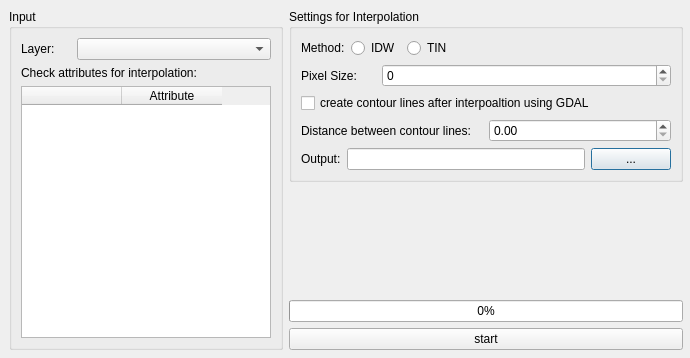
Above: src/BatchInterpolation/batch-interpolation_dialog_base.ui from jagodki/Batch-Interpolation before the change. Below: the same form after it.
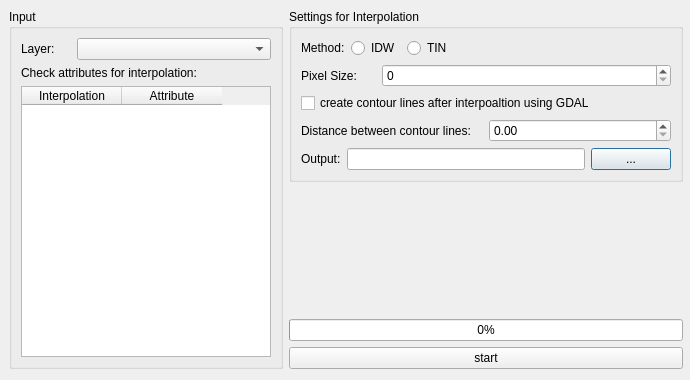
That is the form after the change.

Commit message: name the elements of the GUI

```diff
--- a/src/BatchInterpolation/batch-interpolation_dialog_base.ui
+++ b/src/BatchInterpolation/batch-interpolation_dialog_base.ui
@@ -7,7 +7,7 @@
     <x>0</x>
     <y>0</y>
     <width>690</width>
-    <height>358</height>
+    <height>380</height>
    </rect>
   </property>
   <property name="windowTitle">
@@ -19,7 +19,7 @@
      <x>9</x>
      <y>9</y>
      <width>674</width>
-     <height>341</height>
+     <height>360</height>
     </rect>
    </property>
    <layout class="QHBoxLayout" name="horizontalLayout">
@@ -93,7 +93,7 @@
                </property>
                <column>
                 <property name="text">
-                 <string/>
+                 <string>Interpolation</string>
                 </property>
                </column>
                <column>
```
Left out of the diff: 71 changed lines with no effect on the pictures.
